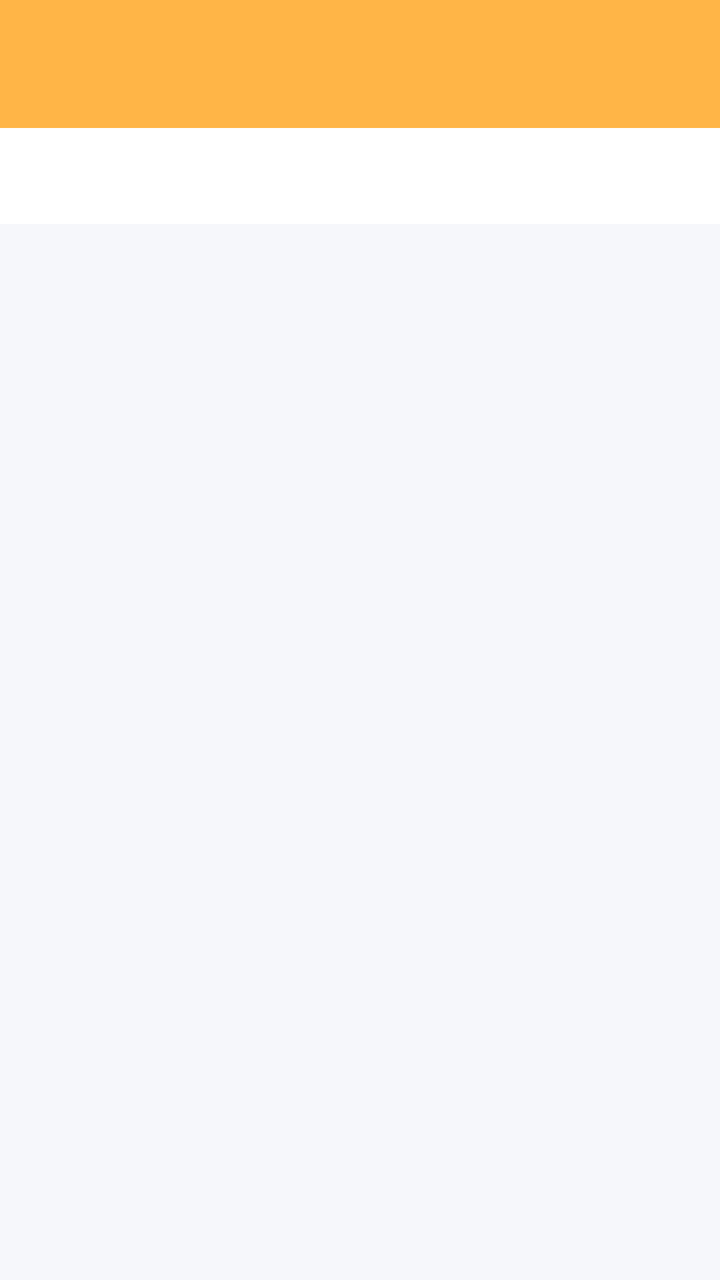
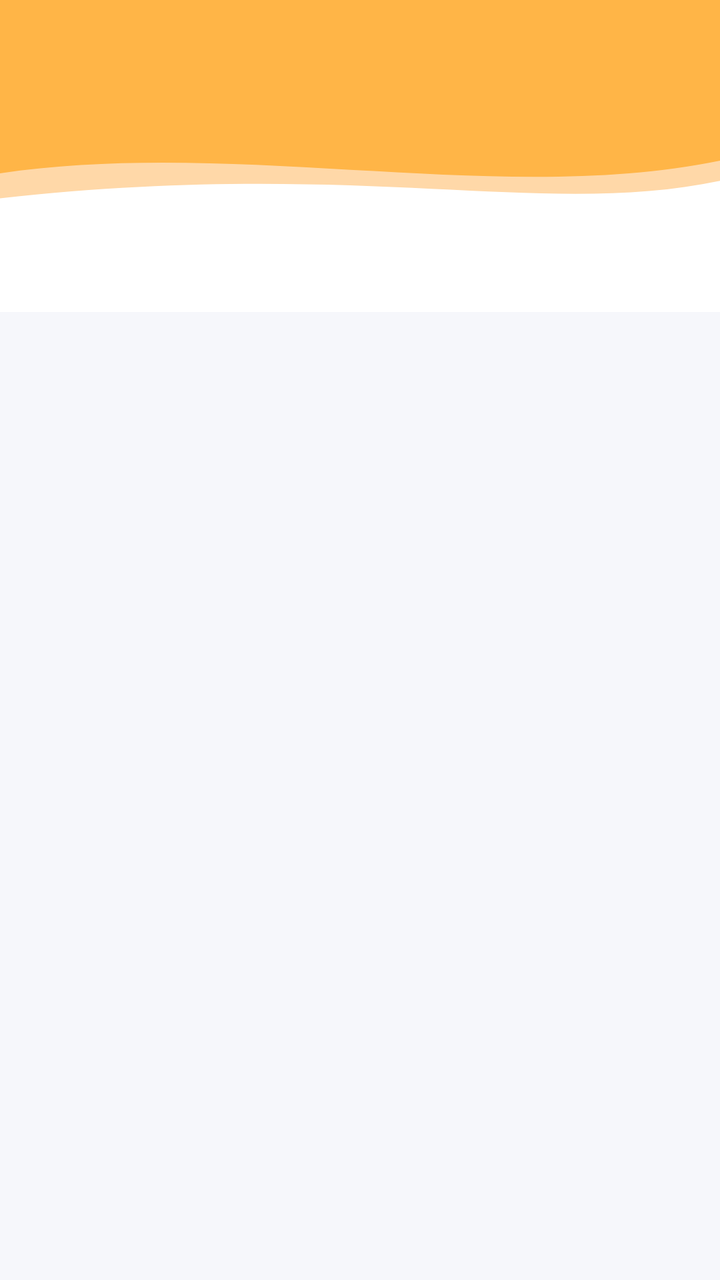

Screens rendered from an Android XML layout before and after an edit, with the pre-edit source and the edit as a unified diff.
<!-- AndroidManifest.xml: application theme Theme.AppYuma -->
<!-- res/layout/fragment_more.xml -->
<?xml version="1.0" encoding="utf-8"?>
<androidx.constraintlayout.widget.ConstraintLayout xmlns:android="http://schemas.android.com/apk/res/android"
    xmlns:app="http://schemas.android.com/apk/res-auto"
    xmlns:tools="http://schemas.android.com/tools"
    android:layout_width="match_parent"
    android:layout_height="match_parent"
    android:background="@color/oppi_bg"
    tools:context=".More.MoreFragment">

    <androidx.appcompat.widget.Toolbar
        android:id="@+id/toolbar"
        android:layout_width="0dp"
        android:layout_height="?attr/actionBarSize"
        android:background="@color/oppi_yellow"
        app:elevation="2dp"
        app:titleTextAppearance="@style/TextAppearance.Oppi.Toolbar.Title"
        app:titleTextColor="@color/oppi_text_primary"
        app:layout_constraintEnd_toEndOf="parent"
        app:layout_constraintStart_toStartOf="parent"
        app:layout_constraintTop_toTopOf="parent" />

    <com.google.android.material.tabs.TabLayout
        android:id="@+id/tab_layout"
        android:layout_width="0dp"
        android:layout_height="wrap_content"
        android:background="@color/oppi_card"
        app:tabGravity="fill"
        app:tabIndicatorColor="@color/oppi_primary"
        app:tabIndicatorFullWidth="false"
        app:tabIndicatorHeight="4dp"
        app:tabMode="fixed"
        app:tabPaddingEnd="4dp"
        app:tabPaddingStart="4dp"
        app:tabSelectedTextColor="@color/oppi_primary"
        app:tabTextColor="@color/oppi_text_secondary"
        app:layout_constraintEnd_toEndOf="parent"
        app:layout_constraintStart_toStartOf="parent"
        app:layout_constraintTop_toBottomOf="@id/toolbar" />

    <androidx.viewpager2.widget.ViewPager2
        android:id="@+id/view_pager"
        android:layout_width="0dp"
        android:layout_height="0dp"
        app:layout_constraintBottom_toBottomOf="parent"
        app:layout_constraintEnd_toEndOf="parent"
        app:layout_constraintStart_toStartOf="parent"
        app:layout_constraintTop_toBottomOf="@id/tab_layout" />

</androidx.constraintlayout.widget.ConstraintLayout>
<!-- resources referenced by this layout -->
<resources>
  <color name="oppi_bg">#F6F7FB</color>
  <color name="oppi_card">#FFFFFF</color>
  <color name="oppi_primary">#4A6CF7</color>
  <color name="oppi_text_primary">#1B1F3B</color>
  <color name="oppi_text_secondary">#6B7190</color>
  <color name="oppi_yellow">#FFB547</color>
  <style name="TextAppearance.Oppi.Toolbar.Title" parent="TextAppearance.Material3.TitleMedium">
          <item name="android:textSize">17sp</item>
          <item name="android:fontFamily">sans-serif-medium</item>
          <item name="android:textColor">@color/oppi_text_primary</item>
          <item name="android:letterSpacing">0.01</item>
      </style>
  <style name="Theme.AppYuma" parent="Base.Theme.AppYuma" />
  <style name="Base.Theme.AppYuma" parent="Theme.Material3.Light.NoActionBar">
          <item name="colorPrimary">@color/oppi_primary</item>
          <item name="colorOnPrimary">@color/white</item>
          <item name="colorPrimaryContainer">@color/oppi_lavender</item>
          <item name="android:windowBackground">@color/oppi_bg</item>
      </style>
  <color name="white">#FFFFFFFF</color>
  <color name="oppi_lavender">#E4E8FF</color>
</resources>

<!-- the commit's change to res/layout/fragment_more.xml (unified diff, before → after) -->
@@ -12,12 +12,24 @@
         android:layout_width="0dp"
         android:layout_height="?attr/actionBarSize"
         android:background="@color/oppi_yellow"
-        app:elevation="2dp"
+        app:elevation="0dp"
         app:titleTextAppearance="@style/TextAppearance.Oppi.Toolbar.Title"
         app:titleTextColor="@color/oppi_text_primary"
         app:layout_constraintEnd_toEndOf="parent"
         app:layout_constraintStart_toStartOf="parent"
         app:layout_constraintTop_toTopOf="parent" />
+
+    <ImageView
+        android:id="@+id/ivWaveHeader"
+        android:layout_width="0dp"
+        android:layout_height="44dp"
+        android:background="@color/oppi_card"
+        android:importantForAccessibility="no"
+        android:scaleType="fitXY"
+        android:src="@drawable/bg_header_wave_home"
+        app:layout_constraintEnd_toEndOf="parent"
+        app:layout_constraintStart_toStartOf="parent"
+        app:layout_constraintTop_toBottomOf="@id/toolbar" />
 
     <com.google.android.material.tabs.TabLayout
         android:id="@+id/tab_layout"
@@ -35,7 +47,7 @@
         app:tabTextColor="@color/oppi_text_secondary"
         app:layout_constraintEnd_toEndOf="parent"
         app:layout_constraintStart_toStartOf="parent"
-        app:layout_constraintTop_toBottomOf="@id/toolbar" />
+        app:layout_constraintTop_toBottomOf="@id/ivWaveHeader" />
 
     <androidx.viewpager2.widget.ViewPager2
         android:id="@+id/view_pager"
<!-- resource entries referenced after the edit -->
@@ -6,6 +6,22 @@
   <color name="oppi_text_primary">#1B1F3B</color>
   <color name="oppi_text_secondary">#6B7190</color>
   <color name="oppi_yellow">#FFB547</color>
+  <!-- drawable bg_header_wave_home (drawable) -->
+  <vector xmlns:android="http://schemas.android.com/apk/res/android"
+      android:width="360dp"
+      android:height="70dp"
+      android:viewportWidth="360"
+      android:viewportHeight="70">
+  
+      <path
+          android:fillColor="@color/oppi_peach"
+          android:pathData="M 0,0 L 360,0 L 360,42 C 270,72 180,24 0,56 Z" />
+  
+      <path
+          android:fillColor="@color/oppi_yellow"
+          android:pathData="M 0,0 L 360,0 L 360,26 C 250,62 120,8 0,36 Z" />
+  
+  </vector>
   <style name="TextAppearance.Oppi.Toolbar.Title" parent="TextAppearance.Material3.TitleMedium">
           <item name="android:textSize">17sp</item>
           <item name="android:fontFamily">sans-serif-medium</item>
@@ -13,6 +29,7 @@
           <item name="android:letterSpacing">0.01</item>
       </style>
   <style name="Theme.AppYuma" parent="Base.Theme.AppYuma" />
+  <color name="oppi_peach">#FFD8A8</color>
   <style name="Base.Theme.AppYuma" parent="Theme.Material3.Light.NoActionBar">
           <item name="colorPrimary">@color/oppi_primary</item>
           <item name="colorOnPrimary">@color/white</item>
